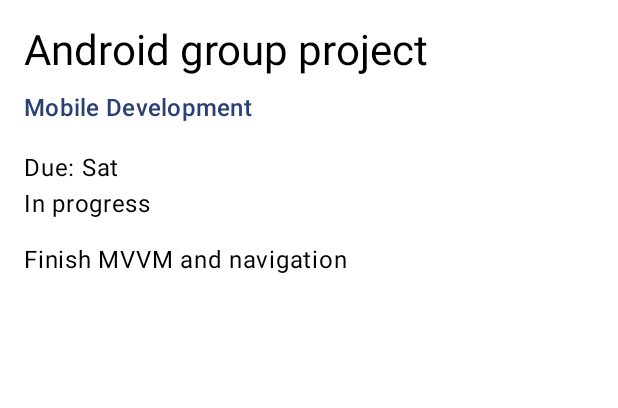
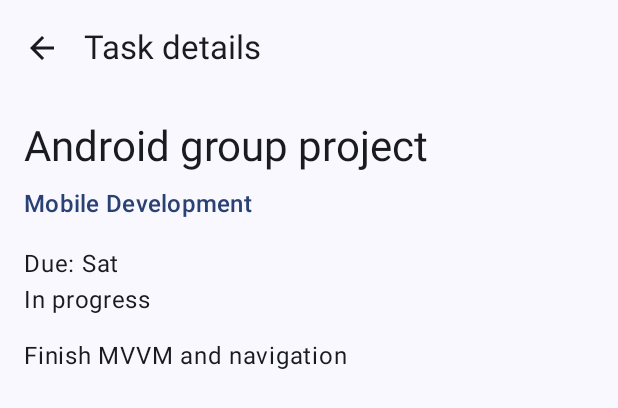
Before and after one commit to 240107006-oss/StudyPlanner, an Android app built with Jetpack Compose: the @Preview function TaskDetailScreenPreview, on a phone screen of 412 x 824 dp. Shown: the top 408 px of the screen. Run offline under Robolectric (Android 15) with nearby library versions, the phone set to English and light mode, and no system bars.

Commit message:
Add top app bar with back button to TaskDetailScreen and update Preview

```diff
--- a/app/src/main/java/com/example/studyplanner/ui/screens/TaskDetailScreen.kt
+++ b/app/src/main/java/com/example/studyplanner/ui/screens/TaskDetailScreen.kt
@@ -15,16 +15,40 @@ import androidx.compose.ui.unit.dp
 import com.example.studyplanner.R
 import com.example.studyplanner.data.Task
 import com.example.studyplanner.ui.theme.StudyPlannerTheme
+import androidx.compose.material.icons.Icons
+import androidx.compose.material.icons.automirrored.filled.ArrowBack
+import androidx.compose.material3.ExperimentalMaterial3Api
+import androidx.compose.material3.Icon
+import androidx.compose.material3.IconButton
+import androidx.compose.material3.Scaffold
+import androidx.compose.material3.TopAppBar
 
 
+@OptIn(ExperimentalMaterial3Api::class)
 @Composable
 fun TaskDetailScreen(
     task: Task,
-    modifier: Modifier = Modifier
+    onBackClick: () -> Unit
 ) {
+    Scaffold(
+        topBar = {
+            TopAppBar(
+                title = { Text(stringResource(R.string.task_details_title)) },
+                navigationIcon = {
+                    IconButton(onClick = onBackClick) {
+                        Icon(
+                            imageVector = Icons.AutoMirrored.Filled.ArrowBack,
+                            contentDescription = stringResource(R.string.back)
+                        )
+                    }
+                }
+            )
+        }
+    ) { innerPadding ->
         Column(
-        modifier = modifier
+            modifier = Modifier
                 .fillMaxSize()
+                .padding(innerPadding)
                 .padding(16.dp)
         ) {
             Text(
@@ -51,6 +75,7 @@ fun TaskDetailScreen(
             )
         }
     }
+}
 
 @Preview(showBackground = true)
 @Composable
@@ -63,7 +88,8 @@ fun TaskDetailScreenPreview() {
                 subject = "Mobile Development",
                 description = "Finish MVVM and navigation",
                 dueDate = "Sat"
-            )
+            ),
+            onBackClick = {}
         )
     }
 }
```
Lines whose indentation alone changed are shown as unchanged.
